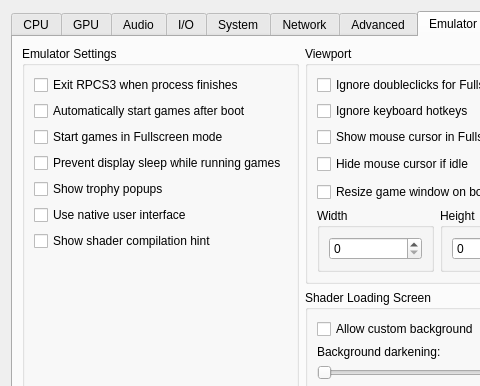
First picture: the form in rpcs3/rpcs3qt/settings_dialog.ui, repository RPCS3/rpcs3, before the edit; both pictures show x 0 to 480 and y 0 to 386 of the 796 by 744 pixel window.
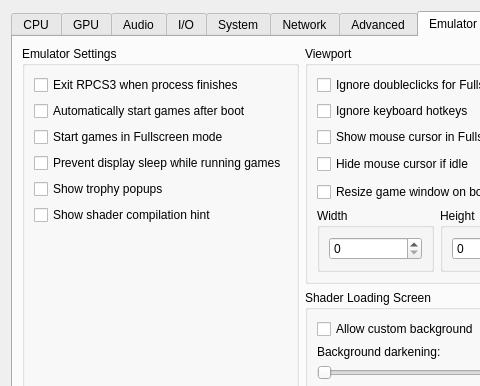
Second picture: the form after the edit. The open tabs and pages were chosen to show the change. Icons and pictures are not drawn.

Commit message: Remove "Use native user interface" setting

```diff
--- a/rpcs3/rpcs3qt/settings_dialog.ui
+++ b/rpcs3/rpcs3qt/settings_dialog.ui
@@ -2339,13 +2339,6 @@
                 </property>
                </widget>
               </item>
-              <item>
-               <widget class="QCheckBox" name="useNativeInterface">
-                <property name="text">
-                 <string>Use native user interface</string>
-                </property>
-               </widget>
-              </item>
               <item>
                <widget class="QCheckBox" name="showShaderCompilationHint">
                 <property name="text">
```
The commit also changes 6 other files.
